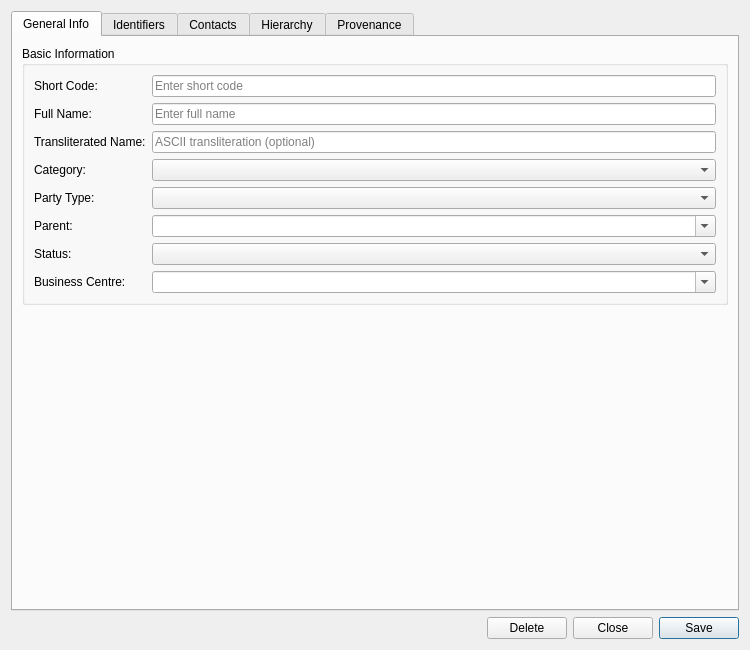
First picture: the form in projects/ores.qt/ui/EntityDetailDialog.ui, repository OreStudio/OreStudio, before the edit.
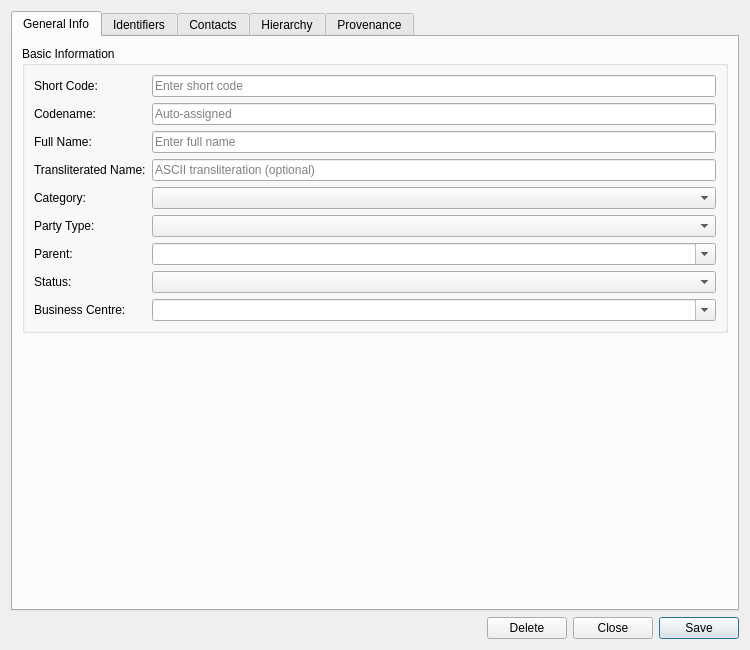
Second picture: the form after the edit. Custom widgets are drawn as their Qt base class.

Commit message: [party] Add codename field for per-party pgmq queue isolation

The edit to the form file:
```diff
--- a/projects/ores.qt/ui/EntityDetailDialog.ui
+++ b/projects/ores.qt/ui/EntityDetailDialog.ui
@@ -57,85 +57,102 @@
            </widget>
           </item>
           <item row="1" column="0">
+           <widget class="QLabel" name="label_codenameEdit">
+            <property name="text">
+             <string>Codename:</string>
+            </property>
+           </widget>
+          </item>
+          <item row="1" column="1">
+           <widget class="QLineEdit" name="codenameEdit">
+            <property name="readOnly">
+             <bool>true</bool>
+            </property>
+            <property name="placeholderText">
+             <string>Auto-assigned</string>
+            </property>
+           </widget>
+          </item>
+          <item row="2" column="0">
            <widget class="QLabel" name="label_nameEdit">
             <property name="text">
              <string>Full Name:</string>
             </property>
            </widget>
           </item>
-          <item row="1" column="1">
+          <item row="2" column="1">
            <widget class="QLineEdit" name="nameEdit">
             <property name="placeholderText">
              <string>Enter full name</string>
             </property>
            </widget>
           </item>
-          <item row="2" column="0">
+          <item row="3" column="0">
            <widget class="QLabel" name="label_transliteratedNameEdit">
             <property name="text">
              <string>Transliterated Name:</string>
             </property>
            </widget>
           </item>
-          <item row="2" column="1">
+          <item row="3" column="1">
            <widget class="QLineEdit" name="transliteratedNameEdit">
             <property name="placeholderText">
              <string>ASCII transliteration (optional)</string>
             </property>
            </widget>
           </item>
-          <item row="3" column="0">
+          <item row="4" column="0">
            <widget class="QLabel" name="label_partyCategoryEdit">
             <property name="text">
              <string>Category:</string>
             </property>
            </widget>
           </item>
-          <item row="3" column="1">
+          <item row="4" column="1">
            <widget class="QComboBox" name="partyCategoryCombo"/>
           </item>
-          <item row="4" column="0">
+          <item row="5" column="0">
            <widget class="QLabel" name="label_partyTypeEdit">
             <property name="text">
              <string>Party Type:</string>
             </property>
            </widget>
           </item>
-          <item row="4" column="1">
+          <item row="5" column="1">
            <widget class="QComboBox" name="partyTypeCombo"/>
           </item>
-          <item row="5" column="0">
+          <item row="6" column="0">
            <widget class="QLabel" name="label_parentEntityEdit">
             <property name="text">
              <string>Parent:</string>
             </property>
            </widget>
           </item>
-          <item row="5" column="1">
+          <item row="6" column="1">
            <widget class="QComboBox" name="parentEntityCombo">
             <property name="editable">
              <bool>true</bool>
             </property>
            </widget>
           </item>
-          <item row="6" column="0">
+          <item row="7" column="0">
            <widget class="QLabel" name="label_statusEdit">
             <property name="text">
              <string>Status:</string>
             </property>
            </widget>
           </item>
-          <item row="6" column="1">
+          <item row="7" column="1">
            <widget class="QComboBox" name="statusCombo"/>
           </item>
-          <item row="7" column="0">
+          <item row="8" column="0">
            <widget class="QLabel" name="label_businessCenterEdit">
             <property name="text">
              <string>Business Centre:</string>
             </property>
            </widget>
           </item>
-          <item row="7" column="1">
+          <item row="8" column="1">
            <widget class="QComboBox" name="businessCenterCombo">
             <property name="editable">
              <bool>true</bool>
```
The commit also changes 20 other files.
